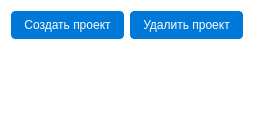
Qt form myprojectstab.ui (abdull-vetrom/TickteSystem) before a commit.
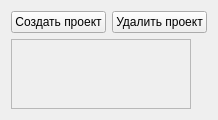
The same form after that commit.

Diff of the .ui file:
```diff
--- a/myprojectstab.ui
+++ b/myprojectstab.ui
@@ -2,37 +2,9 @@
 <ui version="4.0">
  <class>MyProjectsTab</class>
  <widget class="QWidget" name="MyProjectsTab">
-  <property name="styleSheet">
-   <string notr="true">
-    QWidget {
-        background-color: #ffffff;
-        font-family: 'Segoe UI', sans-serif;
-        color: #222;
-    }
-
-    QLabel {
-        font-size: 14px;
-        margin: 2px 0;
-    }
-
-    QPushButton {
-        padding: 6px 12px;
-        border: 1px solid #0078D7;
-        background-color: #0078D7;
-        color: white;
-        border-radius: 4px;
-    }
-
-    QPushButton:hover {
-        background-color: #005A9E;
-    }
-
-    QScrollArea {
-        border: none;
-    }
-   </string>
+  <property name="windowTitle">
+   <string>MyProjectsTab</string>
   </property>
-
   <layout class="QVBoxLayout" name="mainLayout">
 
    <!-- Панель с кнопками -->
@@ -60,39 +32,51 @@
        <property name="sizeType">
         <enum>QSizePolicy::Expanding</enum>
        </property>
+       <property name="sizeHint" stdset="0">
+        <size>
+         <width>0</width>
+         <height>0</height>
+        </size>
+       </property>
       </spacer>
      </item>
     </layout>
    </item>
-
-   <!-- Область со скроллом -->
+   <item>
+    <layout class="QHBoxLayout" name="contentLayout">
+     <property name="spacing">
+      <number>6</number>
+     </property>
    <item>
     <widget class="QScrollArea" name="scrollArea">
      <property name="widgetResizable">
       <bool>true</bool>
      </property>
      <widget class="QWidget" name="scrollContent">
-      <layout class="QVBoxLayout" name="projectsLayout">
-       <property name="spacing">
-        <number>12</number>
-       </property>
+        <layout class="QVBoxLayout" name="projectsLayout"/>
+       </widget>
+      </widget>
+     </item>
+     <item>
+      <widget class="QWidget" name="employeesPanel">
+       <layout class="QVBoxLayout" name="employeesLayout">
        <property name="leftMargin">
         <number>10</number>
        </property>
        <property name="topMargin">
-        <number>10</number>
+         <number>0</number>
        </property>
        <property name="rightMargin">
-        <number>10</number>
+         <number>0</number>
        </property>
        <property name="bottomMargin">
-        <number>10</number>
+         <number>0</number>
        </property>
       </layout>
      </widget>
-    </widget>
-   </item>
-
+     </item>
+    </layout>
+   </item>
   </layout>
  </widget>
  <resources/>
```
Left out of the diff: 2 changed lines with no effect on the pictures. Lines whose indentation alone changed are shown as unchanged.
